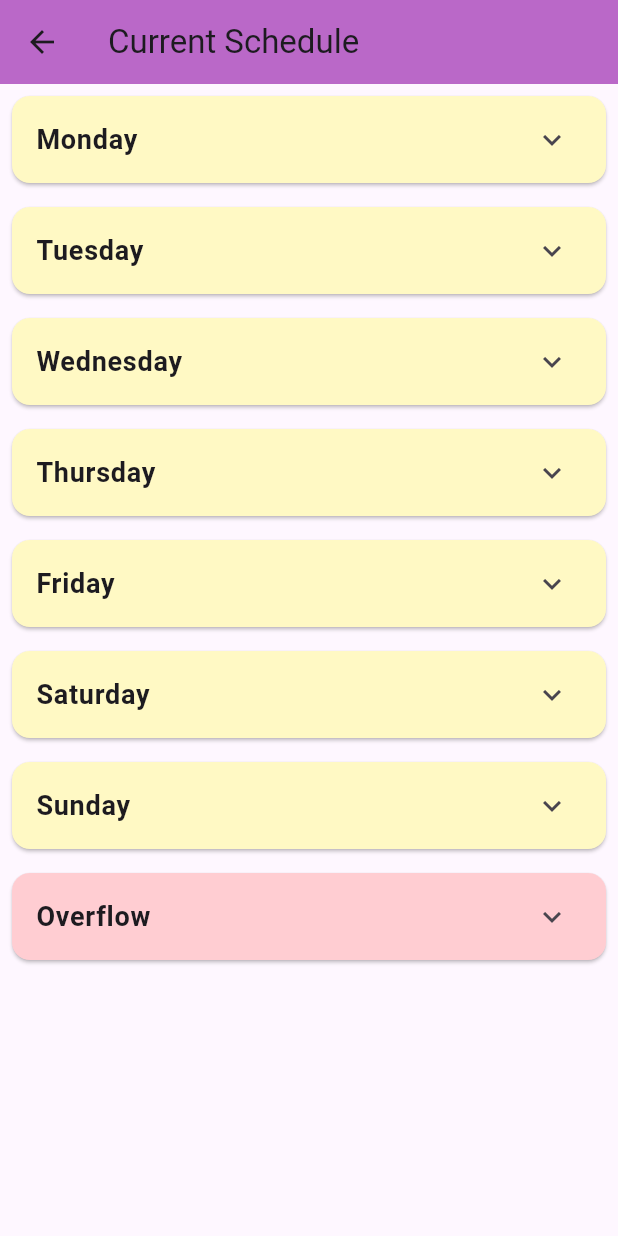
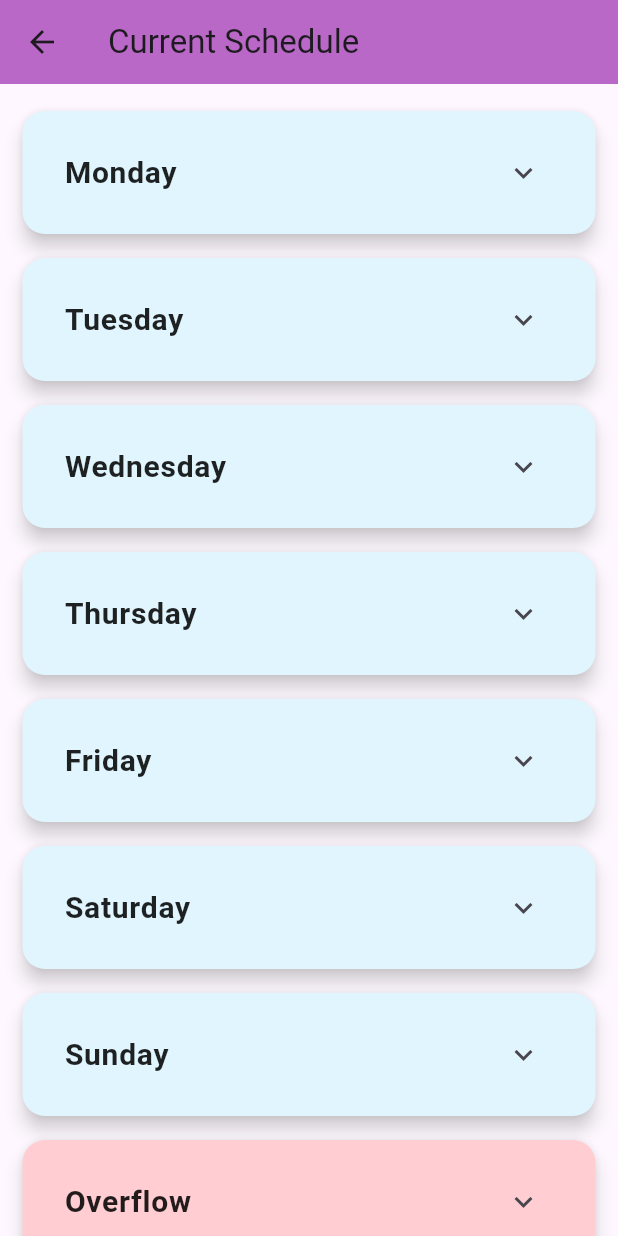
Before and after one commit to aravchand/ProcrastiQuest, a Flutter app: the screen it shows after launch, after a tap on "Generate Schedule", on a phone screen of 412 x 824 dp. Run offline on Flutter 3.47's test engine with Material 3 defaults, Android fonts, the phone set to English and light mode, and no system bars.

Commit message:
is the aesthetics going thru? checkbox alr there

```diff
--- a/lib/test3.dart
+++ b/lib/test3.dart
@@ -144,10 +144,10 @@ class _TaskPageState extends State<TaskPage> {
         child: Column(
           mainAxisSize: MainAxisSize.min,
           children: [
-            ElevatedButton(
-              onPressed: _goToStudyTimesPage,
-              child: Text("Set Study Times"),
-            ),
+            // ElevatedButton(
+            //   onPressed: _goToStudyTimesPage,
+            //   child: Text("Set Study Times"),
+            // ),
             ElevatedButton(
               onPressed: _generateSchedule,
               child: Text("Generate Schedule"),
@@ -171,7 +171,7 @@ class CurrentSchedulePage extends StatefulWidget {
 }
 
 class _CurrentSchedulePageState extends State<CurrentSchedulePage> {
-  // Update the checkbox state and notify changes
+  // Toggle the task completion state and notify changes
   void _toggleTaskCompletion(Task task) {
     setState(() {
       task.isCompleted = !task.isCompleted; // Toggle the completion state
@@ -188,17 +188,40 @@ class _CurrentSchedulePageState extends State<CurrentSchedulePage> {
         backgroundColor: Colors.purple[300],
       ),
       body: ListView(
+        padding: EdgeInsets.all(10.0),
         children: widget.tasksByDay.entries.map((entry) {
+          bool isOverflow = entry.key == 'Overflow';
+
           return Card(
-            margin: EdgeInsets.all(8.0),
-            color: entry.key == 'Overflow' ? Colors.red[100] : Colors.yellow[100],
+            shape: RoundedRectangleBorder(borderRadius: BorderRadius.circular(15.0)),
+            margin: EdgeInsets.symmetric(vertical: 8.0, horizontal: 5.0),
+            color: isOverflow ? Colors.red[100] : Colors.lightBlue[50],
+            elevation: 5,
+            shadowColor: Colors.grey[300],
+            child: Padding(
+              padding: EdgeInsets.all(12.0),
               child: ExpansionTile(
                 title: Text(
                   entry.key,
-                style: TextStyle(fontWeight: FontWeight.bold, fontSize: 18.0),
+                  style: TextStyle(
+                    fontWeight: FontWeight.bold,
+                    fontSize: 20.0,
+                    color: Colors.black87,
+                  ),
                 ),
                 children: entry.value.map((task) {
-                return ListTile(
+                  return Container(
+                    margin: EdgeInsets.symmetric(vertical: 4.0, horizontal: 8.0),
+                    padding: EdgeInsets.all(8.0),
+                    decoration: BoxDecoration(
+                      color: task.isCompleted ? Colors.green[50] : Colors.white,
+                      borderRadius: BorderRadius.circular(10.0),
+                      border: Border.all(
+                        color: task.isCompleted ? Colors.green[300]! : Colors.grey[300]!,
+                        width: 1.5,
+                      ),
+                    ),
+                    child: ListTile(
                       leading: Checkbox(
                         value: task.isCompleted,
                         onChanged: (bool? value) {
@@ -208,12 +231,32 @@ class _CurrentSchedulePageState extends State<CurrentSchedulePage> {
                       title: Text(
                         task.name,
                         style: TextStyle(
+                          fontSize: 16.0,
+                          fontWeight: FontWeight.w600,
+                          color: Colors.black87,
                           decoration: task.isCompleted ? TextDecoration.lineThrough : null,
                         ),
                       ),
-                  subtitle: Text('XP: ${Task.XP_of_ONE_SUBTASK} | Duration: ${task.duration} mins'),
+                      subtitle: Padding(
+                        padding: const EdgeInsets.only(top: 4.0),
+                        child: Row(
+                          children: [
+                            Icon(Icons.star, color: Colors.orange, size: 16.0),
+                            SizedBox(width: 4.0),
+                            Text(
+                              'XP: ${Task.XP_of_ONE_SUBTASK} | Duration: ${task.duration} mins',
+                              style: TextStyle(
+                                fontSize: 14.0,
+                                color: Colors.black54,
+                              ),
+                            ),
+                          ],
+                        ),
+                      ),
+                    ),
                   );
                 }).toList(),
+              ),
             ),
           );
         }).toList(),
```
Lines whose indentation alone changed are shown as unchanged.
